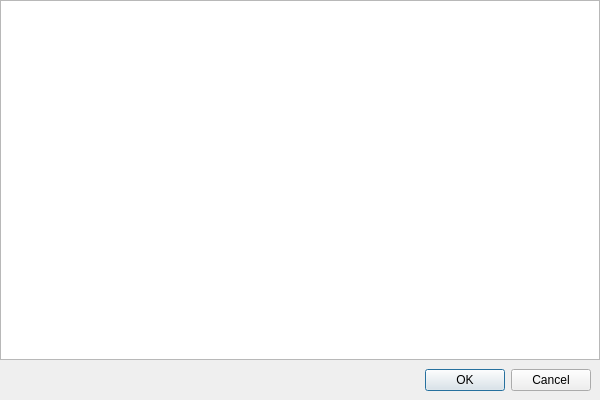
The window that src/home/flibrary/gui/dialogs/SettingsDialog.ui (heimdallr/books) describes before a commit, drawn with Qt 5.
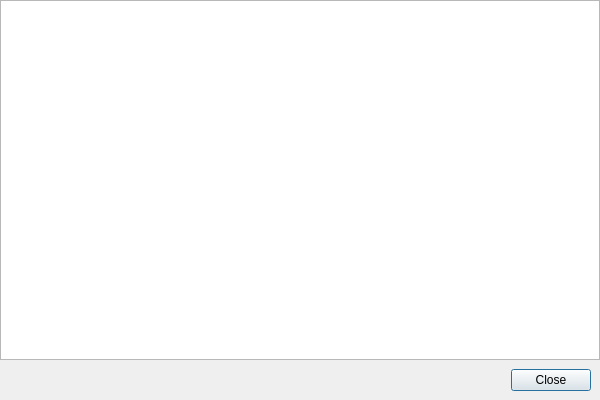
The same window after the commit.

Commit message: #1390 А почему этот диалог Ok/Cancel? Разве можно тут что-то отменять?

```diff
--- a/src/home/flibrary/gui/dialogs/SettingsDialog.ui
+++ b/src/home/flibrary/gui/dialogs/SettingsDialog.ui
@@ -62,7 +62,7 @@
      <item>
       <widget class="QDialogButtonBox" name="buttonBox">
        <property name="standardButtons">
-        <set>QDialogButtonBox::StandardButton::Cancel|QDialogButtonBox::StandardButton::Ok</set>
+        <set>QDialogButtonBox::StandardButton::Close</set>
        </property>
       </widget>
      </item>
```
Left out of the diff: 18 changed lines with no effect on the pictures.
